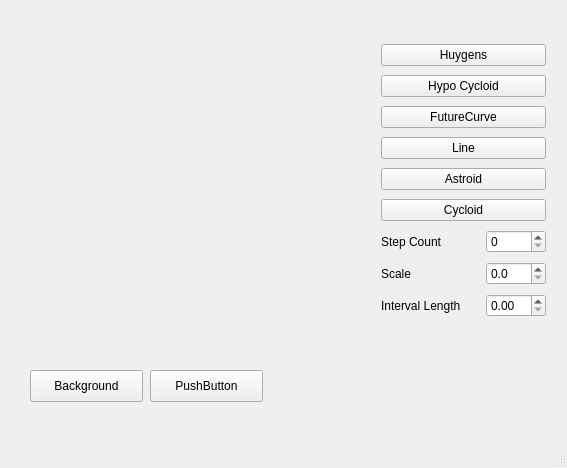
Old version of the form mainwindow.ui in the repository sprouse9/QtCurves2.
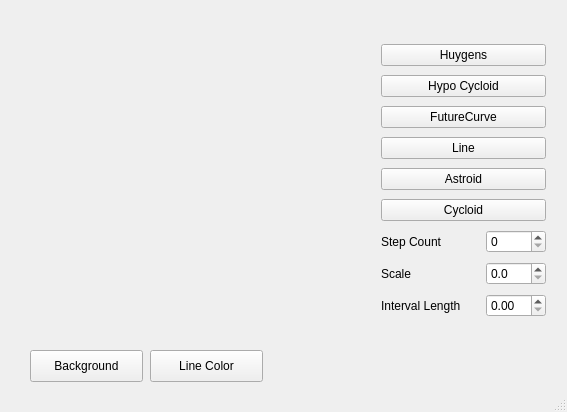
New version of the form. Custom widgets are drawn as their Qt base class.

Commit message: Added Line Color feature. QColorDialog bug was resolved by updating MacOS

Patch:
```diff
--- a/mainwindow.ui
+++ b/mainwindow.ui
@@ -7,7 +7,7 @@
     <x>0</x>
     <y>0</y>
     <width>567</width>
-    <height>468</height>
+    <height>412</height>
    </rect>
   </property>
   <property name="windowTitle">
@@ -28,7 +28,7 @@
     <property name="geometry">
      <rect>
       <x>30</x>
-      <y>370</y>
+      <y>350</y>
       <width>113</width>
       <height>32</height>
      </rect>
@@ -41,16 +41,16 @@
     <property name="geometry">
      <rect>
       <x>150</x>
-      <y>370</y>
+      <y>350</y>
       <width>113</width>
       <height>32</height>
      </rect>
     </property>
     <property name="text">
-     <string>PushButton</string>
+     <string>Line Color</string>
     </property>
    </widget>
-   <widget class="QWidget" name="">
+   <widget class="QWidget" name="layoutWidget">
     <property name="geometry">
      <rect>
       <x>370</x>
```
The commit also changes 5 other files.
